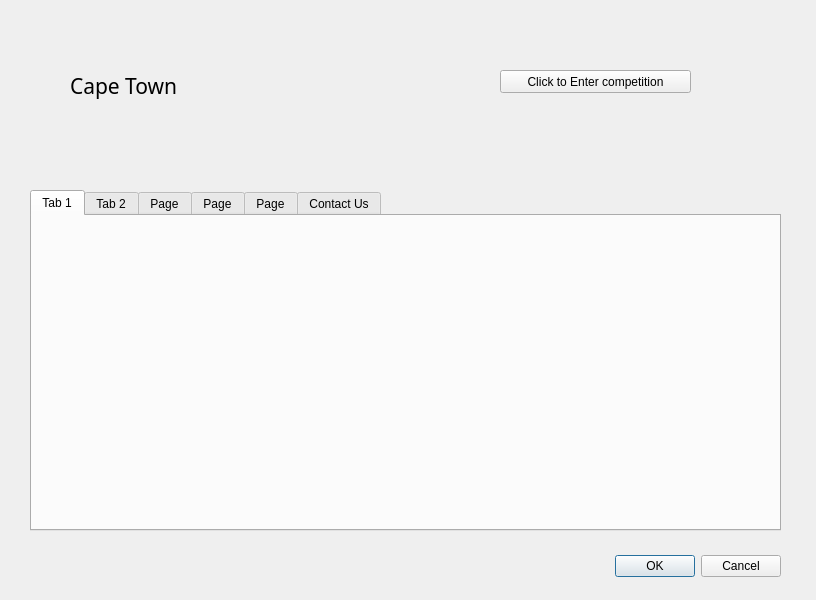
First picture: the form in INF2611/assignment 1/question1.ui, repository TaxmanMatt/unisa, before the edit.
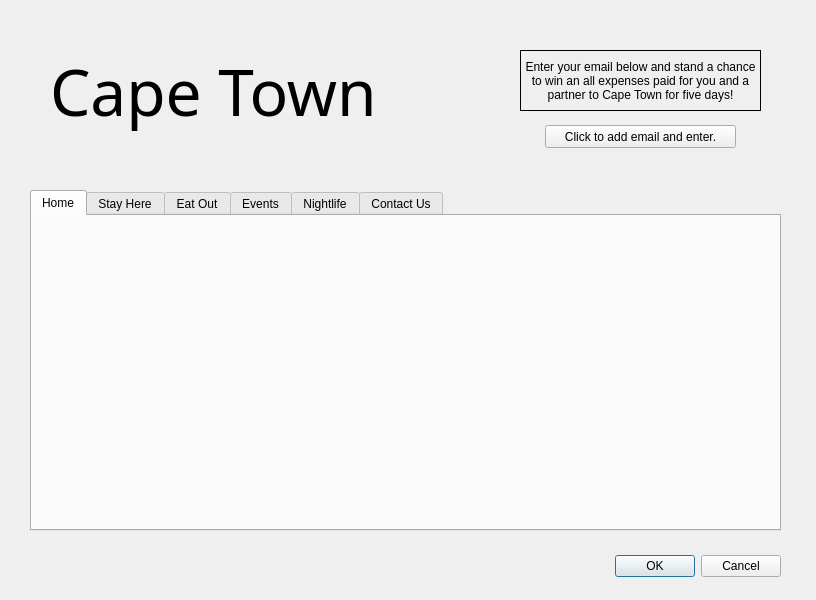
Second picture: the form after the edit. The open tabs and pages were chosen to show the change.

Commit message: INF2611 - ass 1

```diff
--- a/INF2611/assignment 1/question1.ui
+++ b/INF2611/assignment 1/question1.ui
@@ -43,27 +43,27 @@
    </property>
    <widget class="QWidget" name="tab">
     <attribute name="title">
-     <string>Tab 1</string>
+     <string>Home</string>
     </attribute>
    </widget>
    <widget class="QWidget" name="tab_2">
     <attribute name="title">
-     <string>Tab 2</string>
+     <string>Stay Here</string>
     </attribute>
    </widget>
    <widget class="QWidget" name="tab_3">
     <attribute name="title">
-     <string>Page</string>
+     <string>Eat Out</string>
     </attribute>
    </widget>
    <widget class="QWidget" name="tab_4">
     <attribute name="title">
-     <string>Page</string>
+     <string>Events</string>
     </attribute>
    </widget>
    <widget class="QWidget" name="tab_5">
     <attribute name="title">
-     <string>Page</string>
+     <string>Nightlife</string>
     </attribute>
    </widget>
    <widget class="QWidget" name="tab_6">
@@ -75,16 +75,18 @@
   <widget class="QLabel" name="label">
    <property name="geometry">
     <rect>
-     <x>70</x>
-     <y>60</y>
-     <width>221</width>
-     <height>51</height>
+     <x>50</x>
+     <y>10</y>
+     <width>371</width>
+     <height>161</height>
     </rect>
    </property>
    <property name="font">
     <font>
      <family>Fira Code</family>
-     <pointsize>16</pointsize>
+     <pointsize>48</pointsize>
+     <weight>50</weight>
+     <bold>false</bold>
     </font>
    </property>
    <property name="text">
@@ -94,14 +96,42 @@
   <widget class="QPushButton" name="pushButton">
    <property name="geometry">
     <rect>
-     <x>500</x>
-     <y>70</y>
+     <x>545</x>
+     <y>125</y>
      <width>191</width>
      <height>23</height>
     </rect>
    </property>
    <property name="text">
-    <string>Click to Enter competition</string>
+    <string>Click to add email and enter.</string>
+   </property>
+  </widget>
+  <widget class="QLabel" name="label_2">
+   <property name="geometry">
+    <rect>
+     <x>520</x>
+     <y>50</y>
+     <width>241</width>
+     <height>61</height>
+    </rect>
+   </property>
+   <property name="frameShape">
+    <enum>QFrame::Box</enum>
+   </property>
+   <property name="text">
+    <string>Enter your email below and stand a chance to win an all expenses paid for you and a partner to Cape Town for five days!</string>
+   </property>
+   <property name="alignment">
+    <set>Qt::AlignCenter</set>
+   </property>
+   <property name="wordWrap">
+    <bool>true</bool>
+   </property>
+   <property name="margin">
+    <number>4</number>
+   </property>
+   <property name="indent">
+    <number>5</number>
    </property>
   </widget>
  </widget>
```
Left out of the diff: 2 changed lines with no effect on the pictures. The commit also changes 2 other files.
